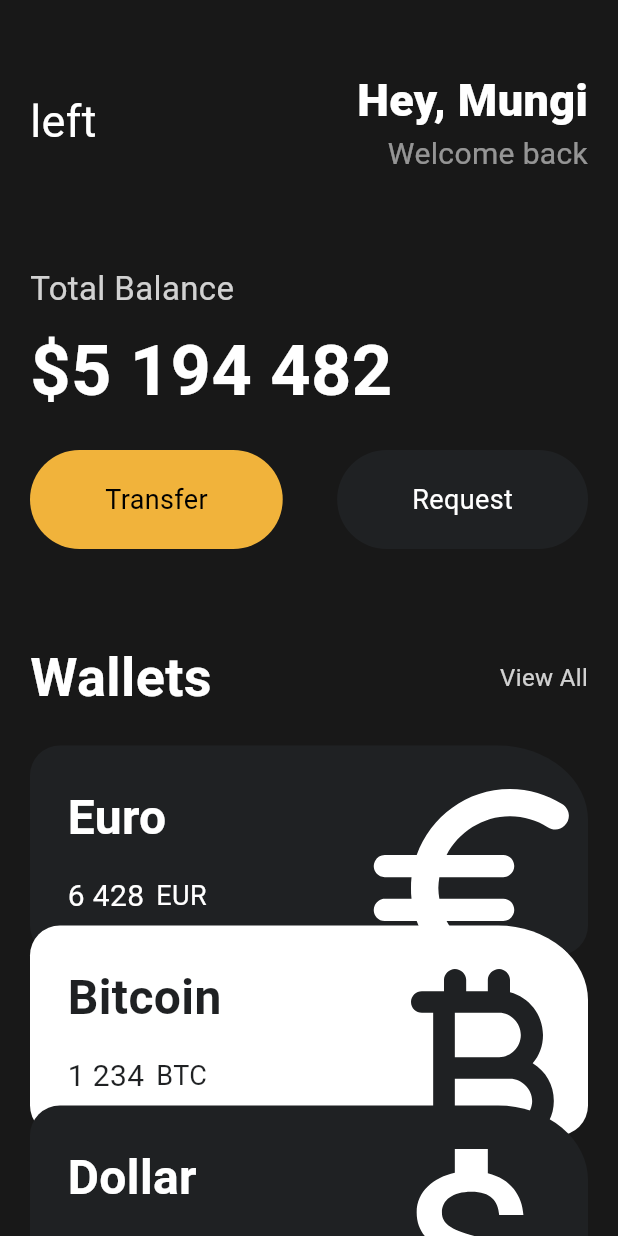
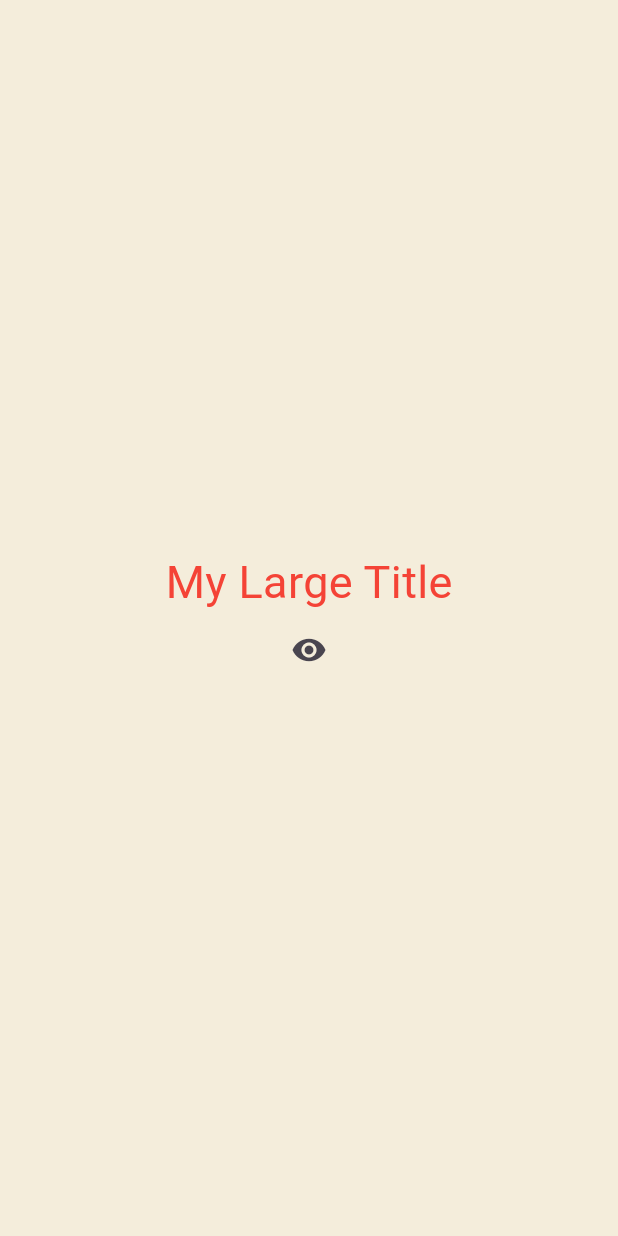
Before and after one commit to jjmmkk9/toonflix, a Flutter app: the screen it shows after launch, on a phone screen of 412 x 824 dp. Run offline on Flutter 3.47's test engine with Material 3 defaults, Android fonts, the phone set to English and light mode, and no system bars.

Commit message:
Stateful Widget으로 변경 토글 버튼으로 initState, dispose공부 context로 theme 가져다 쓰기

```diff
--- a/lib/main.dart
+++ b/lib/main.dart
@@ -1,172 +1,94 @@
+import 'dart:developer';
+
 import 'package:flutter/material.dart';
-import 'package:toonflix/widget/button.dart';
-import 'package:toonflix/widget/card.dart';
 
-class Player {
-  String name;
-
-  Player({required this.name}); //생성자 끝
+void main() {
+  runApp(const App());
+  //App위젯이 제일 먼저 실행되므로 우리 앱의 root라고 할 수 있다.
 }
 
-void main() {
-  var player = Player(name: 'mungi');
-  runApp(const App());
-  //App위젯이 제일 먼저 실행되므로 우리 앱의 root라고 할 수 있다.
-  //root에서는 material 디자인과 ios 디자인 중에 선택해야한다.
-}
-
-class App extends StatelessWidget {
+class App extends StatefulWidget {
   const App({super.key});
 
   @override
+  State<App> createState() => _AppState();
+}
+
+class _AppState extends State<App> {
+  bool showTitle = true;
+  void toggleTitle() {
+    setState(() {
+      showTitle = !showTitle;
+    });
+  }
+
+  @override
   Widget build(BuildContext context) {
-    // materialApp or
     return MaterialApp(
-        home: Scaffold(
-            //materialApp의 home 요소는 위젯을 반환해야한다. 사용자가 home에 있을때 보여질 위젯!
-            backgroundColor: const Color(0xFF181818),
-            //column은 수직 배열을, row는 수평 배열을 위한 요소이다.
-            body: SingleChildScrollView(
-              child: Padding(
-                padding: const EdgeInsets.symmetric(
-                  horizontal: 20,
-                ), //symmetric = 대칭, vertical = 세로(위아래), horizontal = 가로(양옆)
-                child: Column(
-                  crossAxisAlignment: CrossAxisAlignment.start,
-                  children: [
-                    //sizedBox로 그냥 공백부분을 만들어 줄 수 있다.
-                    const SizedBox(
-                      height: 45,
-                    ),
-                    const Row(
-                      mainAxisAlignment: MainAxisAlignment
-                          .spaceBetween, //row의 mainaxis는 수평 방향, crossaxis가 수직방향이다.
-
-                      children: [
-                        Column(
-                          children: [
-                            Text(
-                              'left',
-                              style: TextStyle(
-                                color: Colors.white,
-                                fontSize: 30,
-                              ),
-                            ),
-                          ],
-                        ),
-                        Column(
-                          //column의 mainaxis는 수직방향, crossaxis가 수평방향이다.
-                          crossAxisAlignment: CrossAxisAlignment.end,
-                          children: [
-                            Text(
-                              'Hey, Mungi',
-                              style: TextStyle(
-                                color: Colors.white,
-                                fontSize: 30,
-                                fontWeight: FontWeight.w800,
-                              ),
-                            ),
-                            Text(
-                              'Welcome back',
-                              style: TextStyle(
-                                color: Colors.white54,
-                                fontSize: 20,
-                              ),
-                            ),
-                          ],
-                        )
-                      ],
-                    ),
-                    const SizedBox(
-                      height: 60,
-                    ),
-                    Text(
-                      'Total Balance',
-                      style: TextStyle(
-                        fontSize: 22,
-                        color: Colors.white.withOpacity(0.8),
-                      ),
-                    ),
-                    const SizedBox(
-                      height: 5,
-                    ),
-                    const Text(
-                      '\$5 194 482',
-                      style: TextStyle(
-                        fontSize: 47,
-                        fontWeight: FontWeight.w600,
-                        color: Colors.white,
-                      ),
-                    ),
-                    const SizedBox(
-                      height: 20,
-                    ),
-                    const Row(
-                      mainAxisAlignment: MainAxisAlignment.spaceBetween,
-                      children: [
-                        Button(
-                          text: 'Transfer',
-                          bgColor: Color(0xFFF1B33B),
-                          textColor: Colors.black,
-                        ),
-                        Button(
-                          text: 'Request',
-                          bgColor: Color(0xFF1F2123),
-                        ),
-                      ],
-                    ),
-                    const SizedBox(
-                      height: 60,
-                    ),
-                    Row(
-                      mainAxisAlignment: MainAxisAlignment.spaceBetween,
-                      children: [
-                        const Text(
-                          'Wallets',
-                          style: TextStyle(
-                            color: Colors.white,
-                            fontSize: 36,
-                            fontWeight: FontWeight.w600,
-                          ),
-                        ),
-                        Text(
-                          'View All',
-                          style: TextStyle(
-                            color: Colors.white.withOpacity(0.8),
-                            fontSize: 16,
-                          ),
-                        ),
-                      ],
-                    ),
-                    const SizedBox(
-                      height: 20,
-                    ),
-                    const CurrencyCard(
-                      name: 'Euro',
-                      code: 'EUR',
-                      amount: '6 428',
-                      iconData: Icons.euro_rounded,
-                      isInverted: false,
-                    ),
-                    const CurrencyCard(
-                      name: 'Bitcoin',
-                      code: 'BTC',
-                      amount: '1 234',
-                      iconData: Icons.currency_bitcoin_rounded,
-                      isInverted: true,
-                      offsetOrder: 1,
-                    ),
-                    const CurrencyCard(
-                      name: 'Dollar',
-                      code: 'USD',
-                      amount: '1 234',
-                      iconData: Icons.attach_money_outlined,
-                      isInverted: false,
-                      offsetOrder: 2,
-                    ),
-                  ],
-                ),
-              ),
-            )));
+      //밑에서 가져다 쓰려면
+      //color: Theme.of().textTheme.titleLarge?.color 이렇게 써야됨..
+      theme: ThemeData(
+        textTheme: const TextTheme(
+          titleLarge: TextStyle(
+            color: Colors.red,
+          ),
+        ),
+      ),
+      //root에서는 material 디자인과 ios 디자인 중에 선택해야한다.
+      home: Scaffold(
+          //materialApp의 home 요소는 위젯을 반환해야한다. 사용자가 home에 있을때 보여질 위젯!
+          backgroundColor: const Color(0XFFF4EDDB),
+          //column은 수직 배열을, row는 수평 배열을 위한 요소이다.
+          body: Center(
+            child:
+                Column(mainAxisAlignment: MainAxisAlignment.center, children: [
+              showTitle ? const MyLargeTitle() : const Text('nothing'),
+              IconButton(
+                  onPressed: toggleTitle,
+                  icon: const Icon(Icons.remove_red_eye))
+            ]),
+          )),
+    );
   }
 }
+
+class MyLargeTitle extends StatefulWidget {
+  const MyLargeTitle({
+    super.key,
+  });
+
+  @override
+  State<MyLargeTitle> createState() => _MyLargeTitleState();
+}
+
+class _MyLargeTitleState extends State<MyLargeTitle> {
+  @override
+  void initState() {
+    super.initState();
+    log('init state!!');//init State는 ui가 새로 build되기 전에
+  }
+
+  @override
+  void dispose() {
+    super.dispose();
+    log('dispose!!'); //dispose 메소드는 ui가 사라질때
+  }
+
+  @override
+  Widget build(BuildContext context) {
+    log('build!');
+    //부모에 접근하기 위해 buildContext가 필요하다
+    //the context is information about all the people that came before our Text LargeTitle
+    //context는 MyLargeTitle Text의 부모 요소들의 정보를 담고있다.
+    return Text(
+      'My Large Title',
+      style: TextStyle(
+        fontSize: 30,
+        color: Theme.of(context)
+            .textTheme
+            .titleLarge
+            ?.color, //?' means the variable can be null, `!` means the variable never be null.
+      ),
+    );
+  }
+}
```
